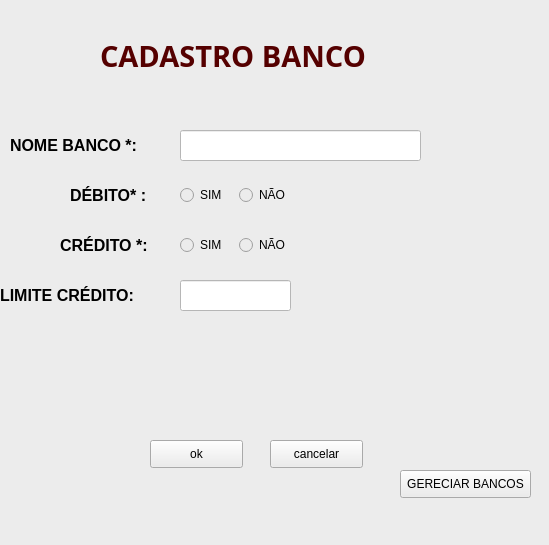
Before: the Qt Designer form cadastrobanco.ui in lucianofg95/adeuspanilhafinancas, drawn with Qt 5.
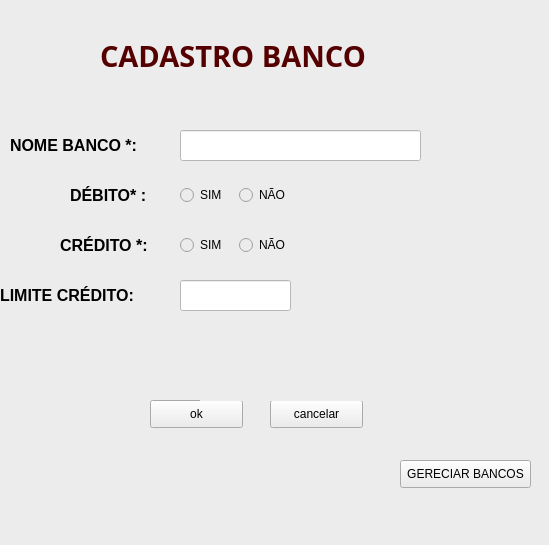
After: the same form once the commit is applied.

```diff
--- a/cadastrobanco.ui
+++ b/cadastrobanco.ui
@@ -79,11 +79,14 @@
     <property name="geometry">
      <rect>
       <x>150</x>
-      <y>440</y>
+      <y>400</y>
       <width>93</width>
       <height>28</height>
      </rect>
     </property>
+    <property name="styleSheet">
+     <string notr="true">font: 75 11pt &quot;MS Shell Dlg 2&quot;;</string>
+    </property>
     <property name="text">
      <string>ok</string>
     </property>
@@ -92,11 +95,14 @@
     <property name="geometry">
      <rect>
       <x>270</x>
-      <y>440</y>
+      <y>400</y>
       <width>93</width>
       <height>28</height>
      </rect>
     </property>
+    <property name="styleSheet">
+     <string notr="true">font: 75 11pt &quot;MS Shell Dlg 2&quot;;</string>
+    </property>
     <property name="text">
      <string>cancelar</string>
     </property>
@@ -229,36 +235,6 @@
      <string notr="true">background-color: rgb(255, 255, 255);</string>
     </property>
    </widget>
-   <widget class="QLabel" name="label_6">
-    <property name="geometry">
-     <rect>
-      <x>70</x>
-      <y>350</y>
-      <width>421</width>
-      <height>51</height>
-     </rect>
-    </property>
-    <property name="maximumSize">
-     <size>
-      <width>16777215</width>
-      <height>16777189</height>
-     </size>
-    </property>
-    <property name="font">
-     <font>
-      <family>Arial</family>
-      <pointsize>10</pointsize>
-      <weight>50</weight>
-      <bold>false</bold>
-     </font>
-    </property>
-    <property name="styleSheet">
-     <string notr="true">color: rgb(255, 0, 0);</string>
-    </property>
-    <property name="text">
-     <string/>
-    </property>
-   </widget>
    <widget class="QLabel" name="label_7">
     <property name="geometry">
      <rect>
@@ -288,7 +264,7 @@
     <property name="geometry">
      <rect>
       <x>400</x>
-      <y>470</y>
+      <y>460</y>
       <width>131</width>
       <height>28</height>
      </rect>
```
